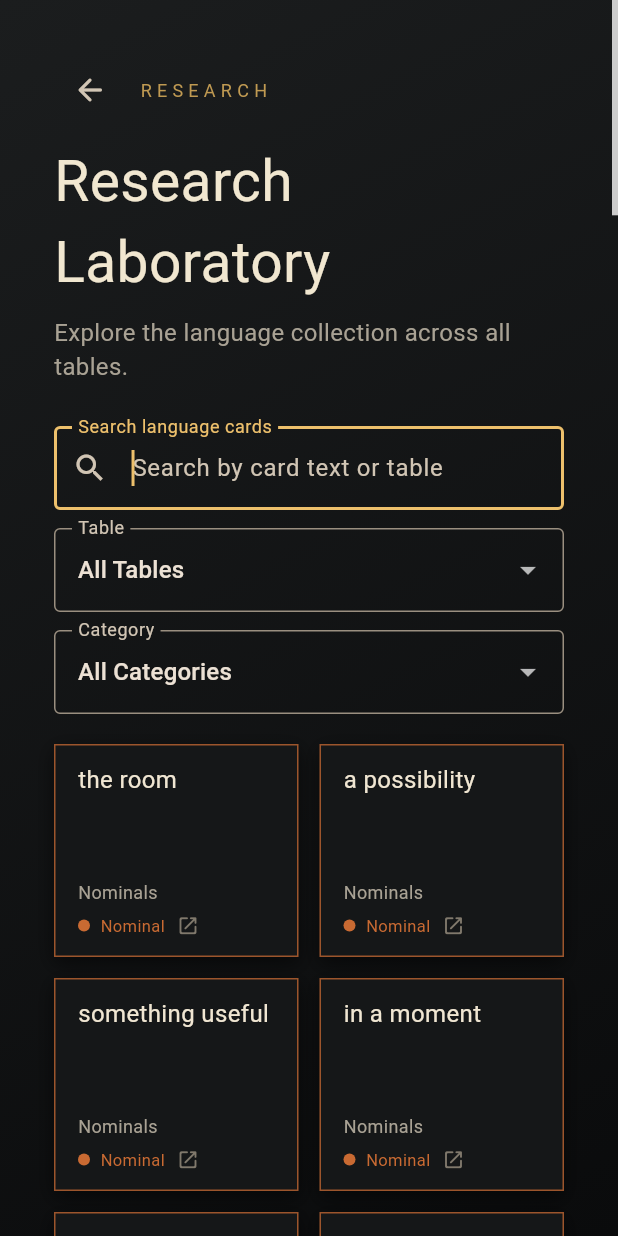
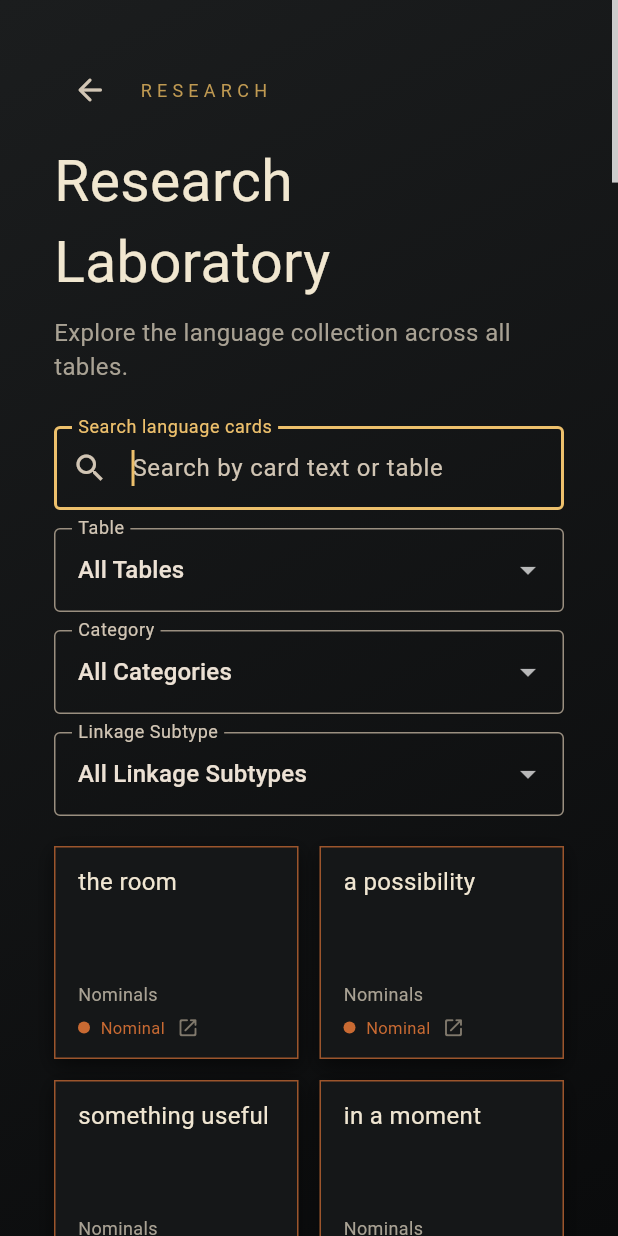
Before and after one commit to sirxcott/Visual-Language-Castle, a Flutter app: the ResearchLaboratoryScreen screen opened directly, on a phone screen of 412 x 824 dp. Run offline on Flutter 3.47's test engine with Material 3 defaults, Android fonts, the phone set to English and light mode, and no system bars; Roboto replaces fonts that are missing (Georgia).

Commit message:
Milestone 17: expand confirmed linkage corpus

```diff
--- a/app/lib/data/language_tables.dart
+++ b/app/lib/data/language_tables.dart
@@ -32,6 +32,16 @@ const languageTables = <LanguageTable>[
       LanguageCard(id: 'link-3', text: 'as', category: CardCategory.green, tableName: 'Linkages'),
       LanguageCard(id: 'link-4', text: 'while', category: CardCategory.green, tableName: 'Linkages'),
       LanguageCard(id: 'link-5', text: 'which means', category: CardCategory.green, tableName: 'Linkages'),
+      LanguageCard(id: 'link-restatement-1', text: 'or should I say', category: CardCategory.green, tableName: 'Linkages'),
+      LanguageCard(id: 'link-restatement-2', text: 'or you could say', category: CardCategory.green, tableName: 'Linkages'),
+      LanguageCard(id: 'link-restatement-3', text: 'in other words', category: CardCategory.green, tableName: 'Linkages'),
+      LanguageCard(id: 'link-restatement-4', text: 'which is to say', category: CardCategory.green, tableName: 'Linkages'),
+      LanguageCard(id: 'link-restatement-5', text: 'to put it another way', category: CardCategory.green, tableName: 'Linkages'),
+      LanguageCard(id: 'link-restatement-6', text: 'or rather', category: CardCategory.green, tableName: 'Linkages'),
+      LanguageCard(id: 'link-momentum-1', text: "and if that's the case", category: CardCategory.green, tableName: 'Linkages'),
+      LanguageCard(id: 'link-momentum-2', text: 'and as a result', category: CardCategory.green, tableName: 'Linkages'),
+      LanguageCard(id: 'link-momentum-3', text: 'of course', category: CardCategory.green, tableName: 'Linkages'),
+      LanguageCard(id: 'link-momentum-4', text: 'obviously', category: CardCategory.green, tableName: 'Linkages'),
     ],
   ),
   LanguageTable(
--- a/app/lib/data/language_taxonomy.dart
+++ b/app/lib/data/language_taxonomy.dart
@@ -17,7 +17,7 @@ extension LinkageSubtypeDetails on LinkageSubtype {
 }
 
 const _restatementLinkages = {
-  'or should I say',
+  'or should i say',
   'or you could say',
   'in other words',
   'which is to say',
--- a/app/lib/screens/research_laboratory_screen.dart
+++ b/app/lib/screens/research_laboratory_screen.dart
@@ -15,6 +15,7 @@ class _ResearchLaboratoryScreenState extends State<ResearchLaboratoryScreen> {
   final TextEditingController _searchController = TextEditingController();
   String _selectedTable = 'All Tables';
   String _selectedCategory = 'All Categories';
+  String _selectedLinkageSubtype = 'All Linkage Subtypes';
 
   List<LanguageCard> get _allCards => [for (final table in languageTables) ...table.cards];
 
@@ -23,8 +24,9 @@ class _ResearchLaboratoryScreenState extends State<ResearchLaboratoryScreen> {
     return _allCards.where((card) {
       final matchesTable = _selectedTable == 'All Tables' || card.tableName == _selectedTable;
       final matchesCategory = _selectedCategory == 'All Categories' || card.category.label == _selectedCategory;
+      final matchesSubtype = _selectedLinkageSubtype == 'All Linkage Subtypes' || (card.tableName == 'Linkages' && linkageSubtypeLabel(card) == _selectedLinkageSubtype);
       final matchesSearch = query.isEmpty || card.text.toLowerCase().contains(query) || card.tableName.toLowerCase().contains(query);
-      return matchesTable && matchesCategory && matchesSearch;
+      return matchesTable && matchesCategory && matchesSubtype && matchesSearch;
     }).toList();
   }
 
@@ -106,6 +108,8 @@ class _ResearchLaboratoryScreenState extends State<ResearchLaboratoryScreen> {
                       onTableChanged: (value) => setState(() => _selectedTable = value),
                       selectedCategory: _selectedCategory,
                       onCategoryChanged: (value) => setState(() => _selectedCategory = value),
+                      selectedLinkageSubtype: _selectedLinkageSubtype,
+                      onLinkageSubtypeChanged: (value) => setState(() => _selectedLinkageSubtype = value),
                     ),
                     const SizedBox(height: 20),
                     _buildResults(),
@@ -142,13 +146,15 @@ class _ResearchLaboratoryScreenState extends State<ResearchLaboratoryScreen> {
 }
 
 class _ResearchControls extends StatelessWidget {
-  const _ResearchControls({required this.searchController, required this.selectedTable, required this.onTableChanged, required this.selectedCategory, required this.onCategoryChanged});
+  const _ResearchControls({required this.searchController, required this.selectedTable, required this.onTableChanged, required this.selectedCategory, required this.onCategoryChanged, required this.selectedLinkageSubtype, required this.onLinkageSubtypeChanged});
 
   final TextEditingController searchController;
   final String selectedTable;
   final ValueChanged<String> onTableChanged;
   final String selectedCategory;
   final ValueChanged<String> onCategoryChanged;
+  final String selectedLinkageSubtype;
+  final ValueChanged<String> onLinkageSubtypeChanged;
 
   @override
   Widget build(BuildContext context) {
@@ -187,10 +193,31 @@ class _ResearchControls extends StatelessWidget {
             if (value != null) onCategoryChanged(value);
           },
         );
+        final linkageSubtypeFilter = DropdownButtonFormField<String>(
+          initialValue: selectedLinkageSubtype,
+          isExpanded: true,
+          key: const ValueKey('research-linkage-subtype-filter'),
+          decoration: const InputDecoration(labelText: 'Linkage Subtype', border: OutlineInputBorder()),
+          items: ['All Linkage Subtypes', 'Restatement Linkages', 'Momentum Linkages', 'Unclassified']
+              .map((subtype) => DropdownMenuItem(value: subtype, child: Text(subtype, maxLines: 1, overflow: TextOverflow.ellipsis)))
+              .toList(),
+          onChanged: (value) {
+            if (value != null) onLinkageSubtypeChanged(value);
+          },
+        );
+        final showLinkageSubtype = selectedTable == 'All Tables' || selectedTable == 'Linkages';
         if (constraints.maxWidth < 1100) {
-          return Column(children: [search, const SizedBox(height: 12), filter, const SizedBox(height: 12), categoryFilter]);
+          return Column(children: [search, const SizedBox(height: 12), filter, const SizedBox(height: 12), categoryFilter, if (showLinkageSubtype) ...[const SizedBox(height: 12), linkageSubtypeFilter]]);
         }
-        return Row(children: [Expanded(child: search), const SizedBox(width: 14), SizedBox(width: 220, child: filter), const SizedBox(width: 14), SizedBox(width: 220, child: categoryFilter)]);
+        return Column(
+          children: [
+            Row(children: [Expanded(child: search), const SizedBox(width: 14), SizedBox(width: 220, child: filter), const SizedBox(width: 14), SizedBox(width: 220, child: categoryFilter)]),
+            if (showLinkageSubtype) ...[
+              const SizedBox(height: 12),
+              Align(alignment: Alignment.centerLeft, child: SizedBox(width: 220, child: linkageSubtypeFilter)),
+            ],
+          ],
+        );
       },
     );
   }
```
Also changed, not shown: 1 other file.
